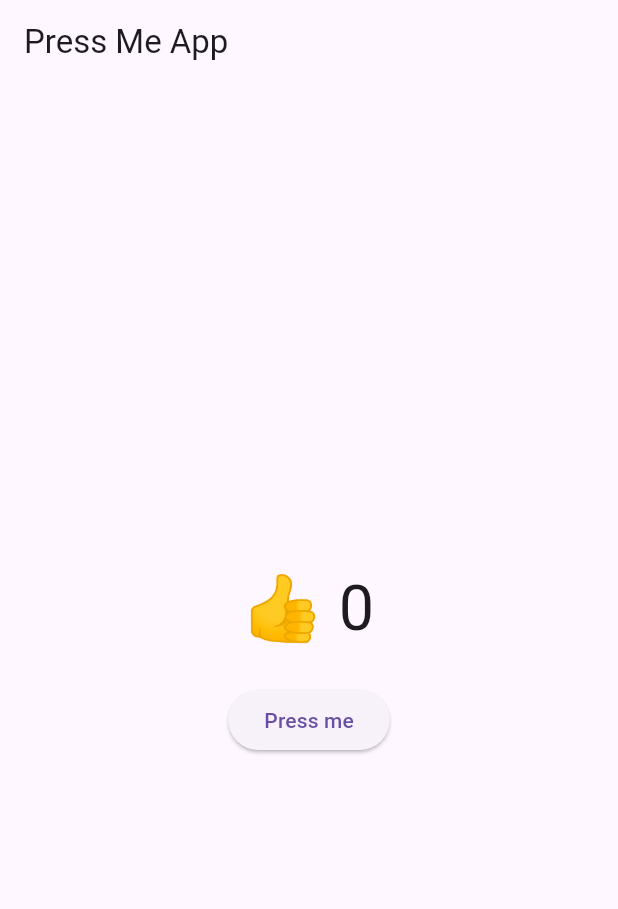
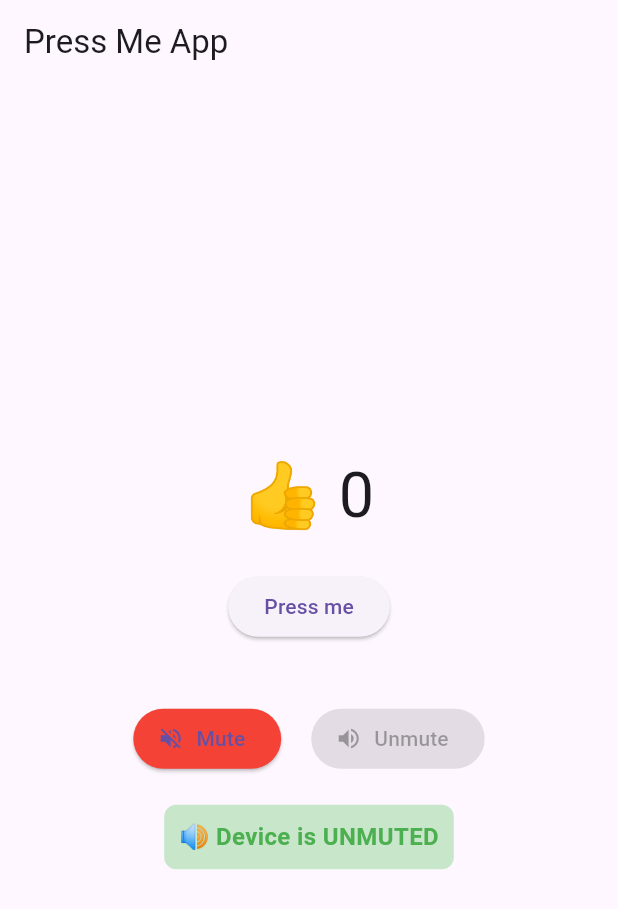
Before and after one commit to awittygentleman/press_flutter_button_app, a Flutter app: the screen it shows after launch, on a phone screen of 412 x 824 dp. Shown: the top 909 px of the screen. Run offline on Flutter 3.47's test engine with Material 3 defaults, Android fonts, the phone set to English and light mode, and no system bars; our stand-ins replace firebase_auth, firebase_core, firebase_database; accounts and stored records are empty; network calls fail; statements that could not run were skipped.

Commit message:
added mute and unmute notifications button

```diff
--- a/flutter_app_phone/lib/main.dart
+++ b/flutter_app_phone/lib/main.dart
@@ -1,4 +1,5 @@
 import 'package:flutter/material.dart';
+import 'package:flutter/services.dart';
 import 'package:firebase_core/firebase_core.dart';
 import 'package:firebase_database/firebase_database.dart';
 import 'package:firebase_auth/firebase_auth.dart';
@@ -39,7 +40,10 @@ class _LikePageState extends State<LikePage> {
   final DatabaseReference _likesRef =
       FirebaseDatabase.instance.ref('likes');
 
+  static const platform = MethodChannel('com.example.press_me_app/audio');
+
   int likes = 0;
+  bool isMuted = false;
 
   @override
   void initState() {
@@ -58,6 +62,48 @@ class _LikePageState extends State<LikePage> {
     _likesRef.set(likes + 1);
   }
 
+  // Mute all sounds
+  Future<void> muteDevice() async {
+    try {
+      await platform.invokeMethod('muteAudio');
+      setState(() {
+        isMuted = true;
+      });
+
+      if (mounted) {
+        ScaffoldMessenger.of(context).showSnackBar(
+          const SnackBar(
+            content: Text('🔇 Device Muted'),
+            duration: Duration(seconds: 2),
+          ),
+        );
+      }
+    } on PlatformException catch (e) {
+      print('Error muting device: ${e.message}');
+    }
+  }
+
+  // Unmute device
+  Future<void> unmuteDevice() async {
+    try {
+      await platform.invokeMethod('unmuteAudio');
+      setState(() {
+        isMuted = false;
+      });
+
+      if (mounted) {
+        ScaffoldMessenger.of(context).showSnackBar(
+          const SnackBar(
+            content: Text('🔊 Device Unmuted'),
+            duration: Duration(seconds: 2),
+          ),
+        );
+      }
+    } on PlatformException catch (e) {
+      print('Error unmuting device: ${e.message}');
+    }
+  }
+
   @override
   Widget build(BuildContext context) {
     return Scaffold(
@@ -66,11 +112,62 @@ class _LikePageState extends State<LikePage> {
         child: Column(
           mainAxisAlignment: MainAxisAlignment.center,
           children: [
+            // Likes counter
             Text("👍 $likes", style: const TextStyle(fontSize: 42)),
             const SizedBox(height: 20),
+
+            // Press me button
             ElevatedButton(
               onPressed: incrementLike,
               child: const Text("Press me"),
+            ),
+
+            const SizedBox(height: 40),
+
+            // Mute and Unmute buttons
+            Row(
+              mainAxisAlignment: MainAxisAlignment.center,
+              children: [
+                // Mute button
+                ElevatedButton.icon(
+                  onPressed: isMuted ? null : muteDevice,
+                  icon: const Icon(Icons.volume_off),
+                  label: const Text("Mute"),
+                  style: ElevatedButton.styleFrom(
+                    backgroundColor: isMuted ? Colors.grey : Colors.red,
+                  ),
+                ),
+
+                const SizedBox(width: 20),
+
+                // Unmute button
+                ElevatedButton.icon(
+                  onPressed: isMuted ? unmuteDevice : null,
+                  icon: const Icon(Icons.volume_up),
+                  label: const Text("Unmute"),
+                  style: ElevatedButton.styleFrom(
+                    backgroundColor: isMuted ? Colors.green : Colors.grey,
+                  ),
+                ),
+              ],
+            ),
+
+            // Status indicator
+            const SizedBox(height: 20),
+            Container(
+              padding: const EdgeInsets.all(10),
+              decoration: BoxDecoration(
+                color: isMuted ? Colors.red.shade100 : Colors.green.shade100,
+                borderRadius: BorderRadius.circular(8),
+              ),
+              child: Text(
+                isMuted ? '🔇 Device is MUTED' : '🔊 Device is UNMUTED',
+                style: TextStyle(
+                  fontSize: 16,
+                  fontWeight: FontWeight.bold,
+                  color: isMuted ? Colors.red : Colors.green,
+                ),
+              ),
             ),
           ],
         ),
--- a/flutter_app_phone/pubspec.yaml
+++ b/flutter_app_phone/pubspec.yaml
@@ -34,6 +34,7 @@ dependencies:
   firebase_core: ^2.27.0
   firebase_database: ^10.4.0
   firebase_auth: ^4.0.0
+  volume_controller: ^3.4.1
 
   # The following adds the Cupertino Icons font to your application.
   # Use with the CupertinoIcons class for iOS style icons.
```
Also changed, not shown: flutter_app_phone/pubspec.lock, 7 other files.
